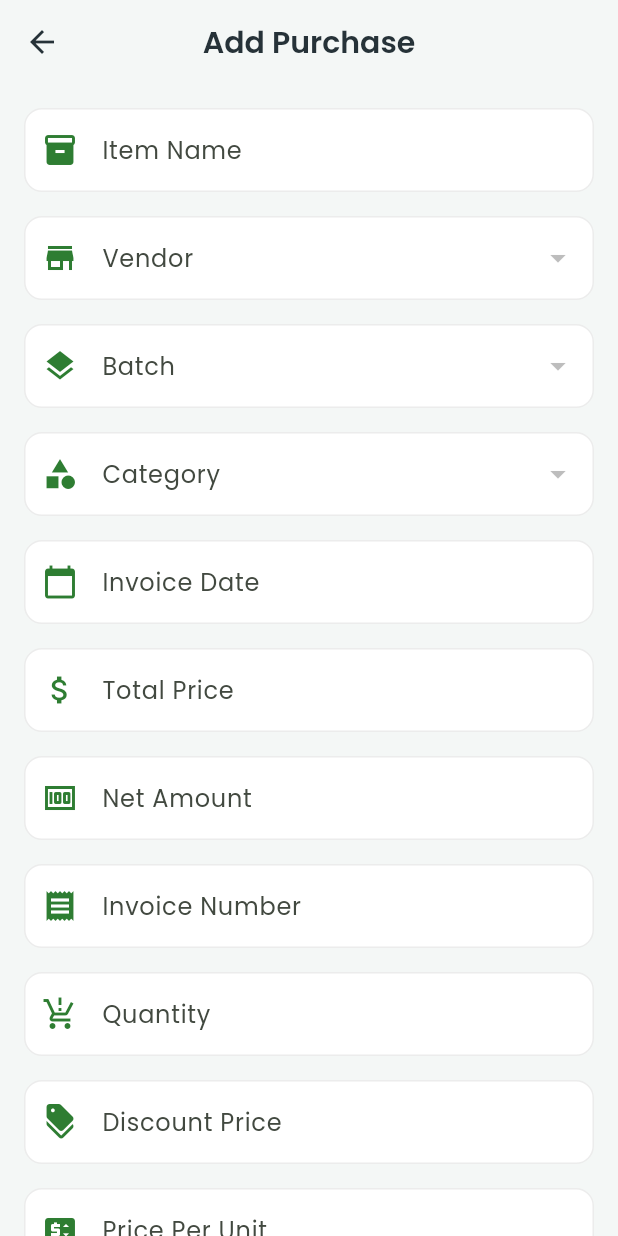
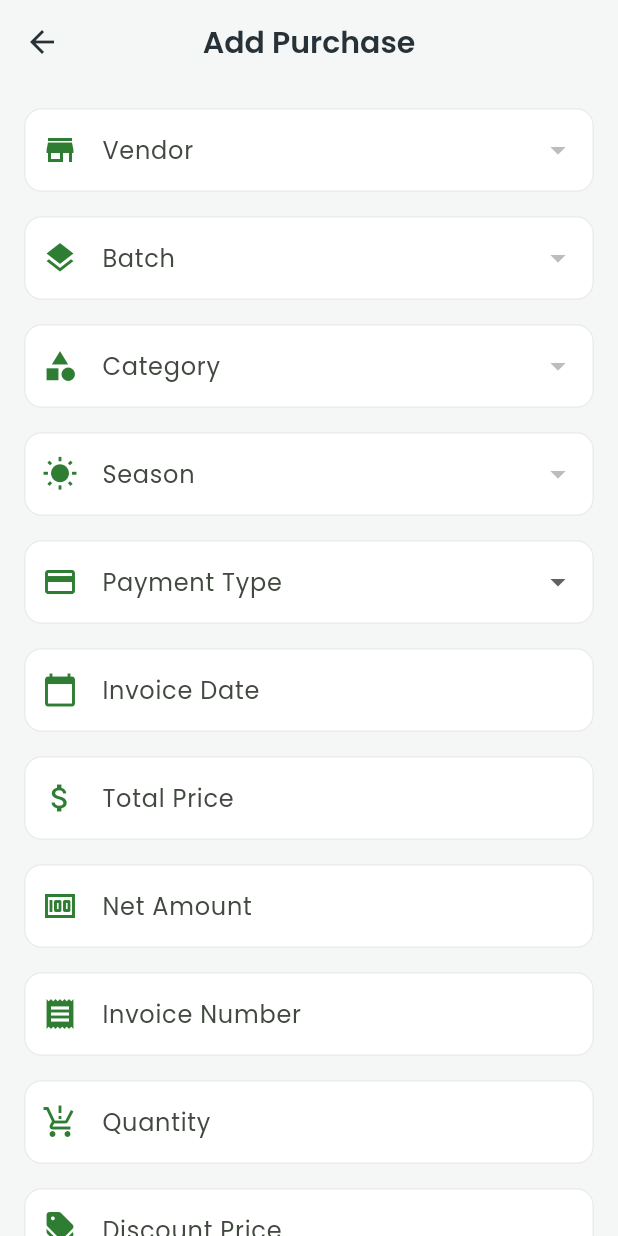
Before and after one commit to akshikrm/farmora, a Flutter app: the AddPurchases screen opened directly, on a phone screen of 412 x 824 dp. Run offline on Flutter 3.47's test engine with Material 3 defaults, Android fonts, the light colour scheme and no system bars; our stand-ins replace fluttertoast, google_fonts, introduction_screen, shared_preferences; missing offline and left inert: dot_curved_bottom_nav, internet_connection_listener, razorpay_flutter; accounts and stored records are empty; network calls fail.

Commit message:
changes in purchase

```diff
--- a/app/farmora/lib/screens/purchases/add_purchase.dart
+++ b/app/farmora/lib/screens/purchases/add_purchase.dart
@@ -2,6 +2,7 @@ import 'dart:developer';
 
 import 'package:farmora/providers/batches/batchesProvider.dart';
 import 'package:farmora/providers/items_provider.dart';
+import 'package:farmora/providers/seasons/seasonsProvider.dart';
 import 'package:farmora/providers/vendors_provider.dart';
 import 'package:farmora/utils/colors.dart';
 import 'package:farmora/utils/snackbar_utils.dart';
@@ -38,6 +39,8 @@ class _AddPurchasesState extends State<AddPurchases> {
   int? _selectedVendorId;
   int? _selectedBatchId;
   int? _selectedCategoryId;
+  int? _selectedSeasonId;
+  String? _selectedPaymentType;
   DateTime? _selectedInvoiceDate;
 
   @override
@@ -72,6 +75,8 @@ class _AddPurchasesState extends State<AddPurchases> {
       _selectedBatchId = item["batch_id"] as int?;
       log("selected batch id is $_selectedBatchId");
       _selectedCategoryId = item["category"]["id"] as int?;
+      _selectedSeasonId = item["season_id"] as int?;
+      _selectedPaymentType = item["payment_type"]?.toString().toLowerCase();
       if (item["invoice_date"] != null) {
         _selectedInvoiceDate = DateTime.parse(item["invoice_date"]);
       }
@@ -82,6 +87,7 @@ class _AddPurchasesState extends State<AddPurchases> {
       context.read<VendorsProvider>().fetchVendorNames();
       context.read<VendorsProvider>().fetchCategoriesNames();
       context.read<VendorsProvider>().fetchBatchesNames();
+      context.read<SeasonsProvider>().loadSeasons();
       context.read<ItemsProvider>().clearErrors();
     });
   }
@@ -133,11 +139,13 @@ class _AddPurchasesState extends State<AddPurchases> {
     final vendorsProvider = context.watch<VendorsProvider>();
     final batchesProvider = context.watch<BatchesProvider>();
     final itemsProvider = context.watch<ItemsProvider>();
+    final seasonsProvider = context.watch<SeasonsProvider>();
 
     final vendors = vendorsProvider.vendorNames;
     log("vendor data is $vendors");
     final batches = vendorsProvider.batchesNames;
     final categories = vendorsProvider.categoriesNames;
+    final seasons = seasonsProvider.seasons;
 
     return Scaffold(
       backgroundColor: ColorUtils().backgroundColor,
@@ -156,30 +164,30 @@ class _AddPurchasesState extends State<AddPurchases> {
           padding: const EdgeInsets.all(16),
           children: [
             // Name Field
-            TextFormField(
-              controller: _nameController,
-              decoration: InputDecoration(
-                labelText: 'Item Name',
-                prefixIcon:
-                    Icon(Icons.inventory_2, color: ColorUtils().primaryColor),
-                border: OutlineInputBorder(
-                  borderRadius: BorderRadius.circular(12),
-                ),
-                filled: true,
-                fillColor: ColorUtils().cardColor,
-              ),
-              validator: (value) {
-                if (value == null || value.isEmpty) {
-                  return 'Please enter item name';
-                }
-                return null;
-              },
-            ),
-            ServerErrorText(
-              errors: itemsProvider.validationErrors,
-              fieldName: "name",
-            ),
-            const SizedBox(height: 16),
+            // TextFormField(
+            //   controller: _nameController,
+            //   decoration: InputDecoration(
+            //     labelText: 'Item Name',
+            //     prefixIcon:
+            //         Icon(Icons.inventory_2, color: ColorUtils().primaryColor),
+            //     border: OutlineInputBorder(
+            //       borderRadius: BorderRadius.circular(12),
+            //     ),
+            //     filled: true,
+            //     fillColor: ColorUtils().cardColor,
+            //   ),
+            //   validator: (value) {
+            //     if (value == null || value.isEmpty) {
+            //       return 'Please enter item name';
+            //     }
+            //     return null;
+            //   },
+            // ),
+            // ServerErrorText(
+            //   errors: itemsProvider.validationErrors,
+            //   fieldName: "name",
+            // ),
+            // const SizedBox(height: 16),
 
             // Vendor Dropdown
             DropdownButtonFormField<int>(
@@ -267,6 +275,65 @@ class _AddPurchasesState extends State<AddPurchases> {
             ServerErrorText(
               errors: itemsProvider.validationErrors,
               fieldName: "category_id",
+            ),
+            const SizedBox(height: 16),
+
+            // Season Dropdown
+            DropdownButtonFormField<int>(
+              value: _selectedSeasonId,
+              items: seasons.map<DropdownMenuItem<int>>((season) {
+                final id = season['id'] as int;
+                final name = season['name'] ?? 'Season';
+                return DropdownMenuItem(
+                  value: id,
+                  child: Text(name.toString()),
+                );
+              }).toList(),
+              onChanged: (val) => setState(() => _selectedSeasonId = val),
+              decoration: InputDecoration(
+                labelText: 'Season',
+                prefixIcon:
+                    Icon(Icons.wb_sunny, color: ColorUtils().primaryColor),
+                border: OutlineInputBorder(
+                  borderRadius: BorderRadius.circular(12),
+                ),
+                filled: true,
+                fillColor: ColorUtils().cardColor,
+              ),
+              validator: (v) => v == null ? 'Please select a season' : null,
+            ),
+            ServerErrorText(
+              errors: itemsProvider.validationErrors,
+              fieldName: "season_id",
+            ),
+            const SizedBox(height: 16),
+
+            // Payment Type Dropdown
+            DropdownButtonFormField<String>(
+              value: _selectedPaymentType,
+              items: ['Credit', 'Paid'].map<DropdownMenuItem<String>>((type) {
+                return DropdownMenuItem(
+                  value: type.toLowerCase(),
+                  child: Text(type),
+                );
+              }).toList(),
+              onChanged: (val) => setState(() => _selectedPaymentType = val),
+              decoration: InputDecoration(
+                labelText: 'Payment Type',
+                prefixIcon:
+                    Icon(Icons.payment, color: ColorUtils().primaryColor),
+                border: OutlineInputBorder(
+                  borderRadius: BorderRadius.circular(12),
+                ),
+                filled: true,
+                fillColor: ColorUtils().cardColor,
+              ),
+              validator: (v) =>
+                  v == null ? 'Please select a payment type' : null,
+            ),
+            ServerErrorText(
+              errors: itemsProvider.validationErrors,
+              fieldName: "payment_type",
             ),
             const SizedBox(height: 16),
 
@@ -560,10 +627,12 @@ class _AddPurchasesState extends State<AddPurchases> {
     if (!_formKey.currentState!.validate()) return;
 
     final itemData = {
-      'name': _nameController.text,
+      // 'name': _nameController.text,
       'vendor_id': _selectedVendorId,
       'batch_id': _selectedBatchId,
       'category_id': _selectedCategoryId,
+      'season_id': _selectedSeasonId,
+      'payment_type': _selectedPaymentType?.toLowerCase().toString(),
       'invoice_date': _selectedInvoiceDate?.toIso8601String(),
       'total_price': _totalPriceController.text,
       'net_amount': _netAmountController.text,
```
Also changed, not shown: app/farmora/lib/providers/items_provider.dart (+8 -3 lines), app/farmora/lib/repo/items/itemRepo.dart (+13 -0 lines).
